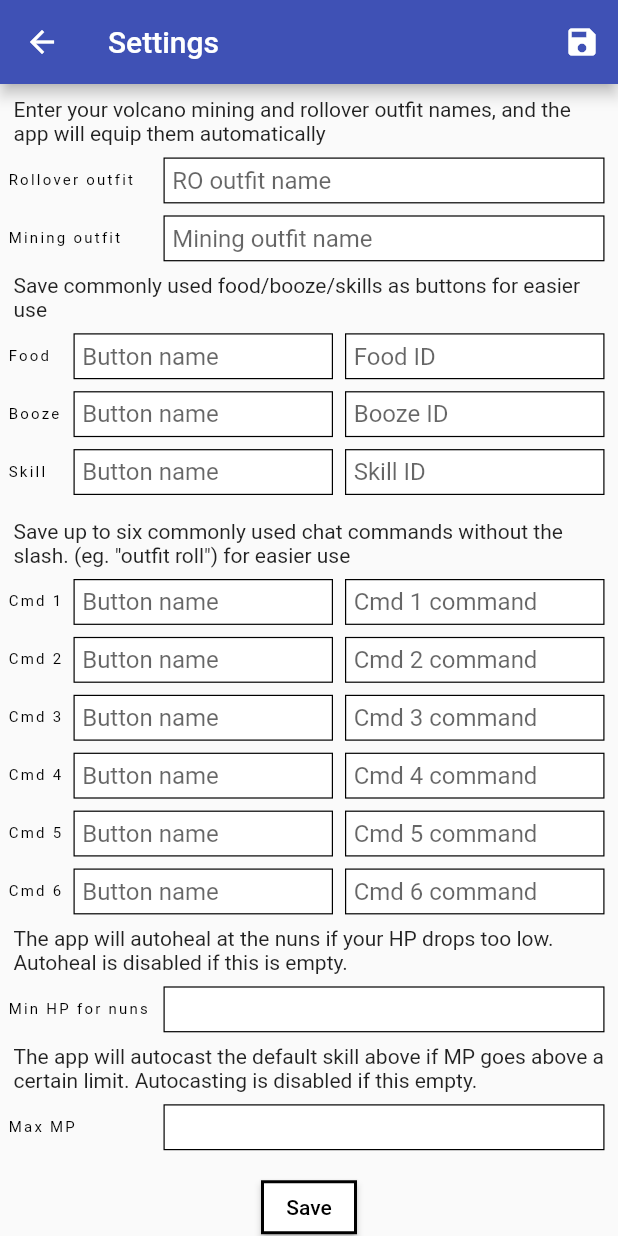
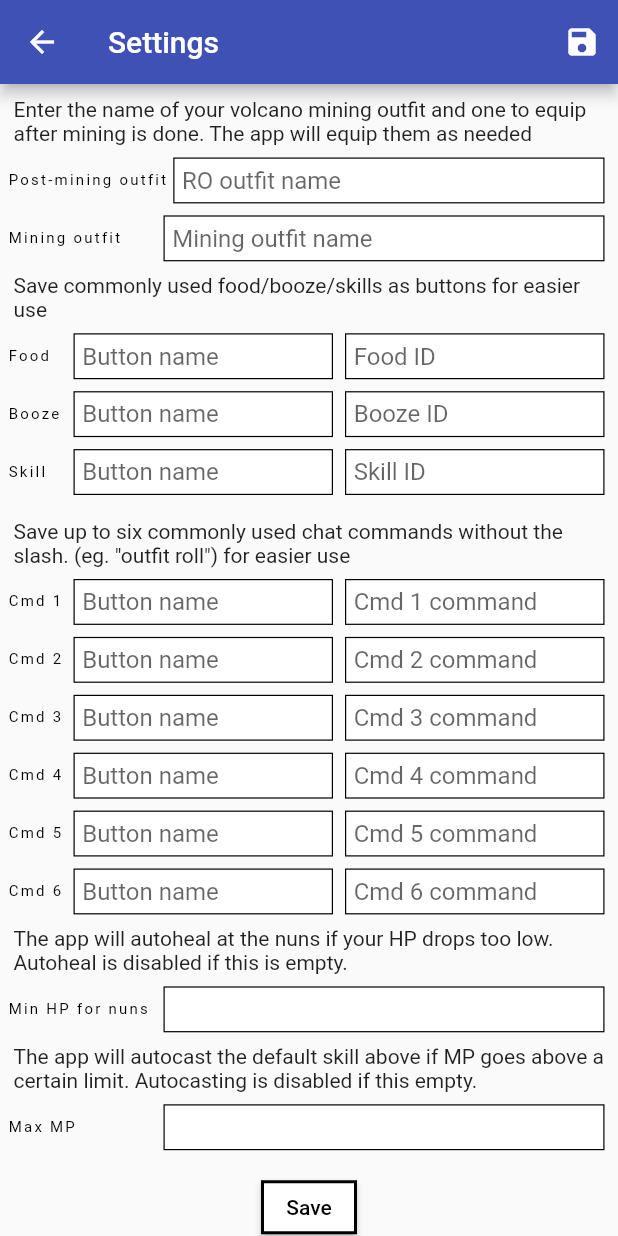
Before and after one commit to ajoshi/KoLMiner, a Flutter app: the SettingsPage screen opened directly, on a phone screen of 412 x 824 dp. Run offline on Flutter 3.47's test engine with Material 2 defaults, Android fonts, the phone set to English and light mode, and no system bars; our stand-ins replace shared_preferences; missing offline and left inert: universal_html; accounts and stored records are empty.

Commit message:
UI/text: changing "ro outfit" to "post-mining outfit" because it's not really a rollover outfit

```diff
--- a/lib/settings/settings_page.dart
+++ b/lib/settings/settings_page.dart
@@ -131,12 +131,12 @@ class _SettingsPageState extends DisposableHostState<SettingsPage> {
             child: Padding(
               padding: const EdgeInsets.all(4.0),
               child: new Text(
-                  "Enter your volcano mining and rollover outfit names, and the app will equip them automatically",
+                  "Enter the name of your volcano mining outfit and one to equip after mining is done. The app will equip them as needed",
                   style: Theme.of(context).textTheme.bodyText2),
             ),
           ),
-          _inputRow(_settings?.roOutfitName, "Rollover outfit", null, "",
-              "Rollover outfit name",
+          _inputRow(_settings?.roOutfitName, "Post-mining outfit", null, "",
+              "Post-mining outfit name",
               boxConstraints: const BoxConstraints(minWidth: 100),
               hint: "RO outfit name"),
           _inputRow(_settings?.volcOutfitName, "Mining outfit", null, "",
```
